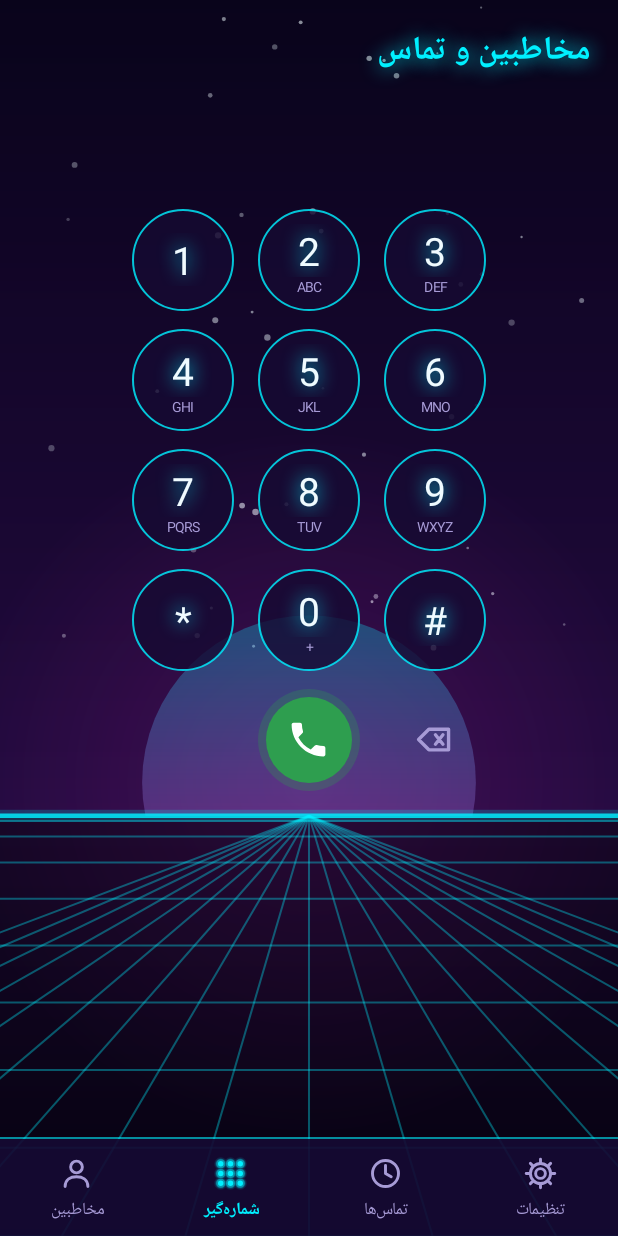
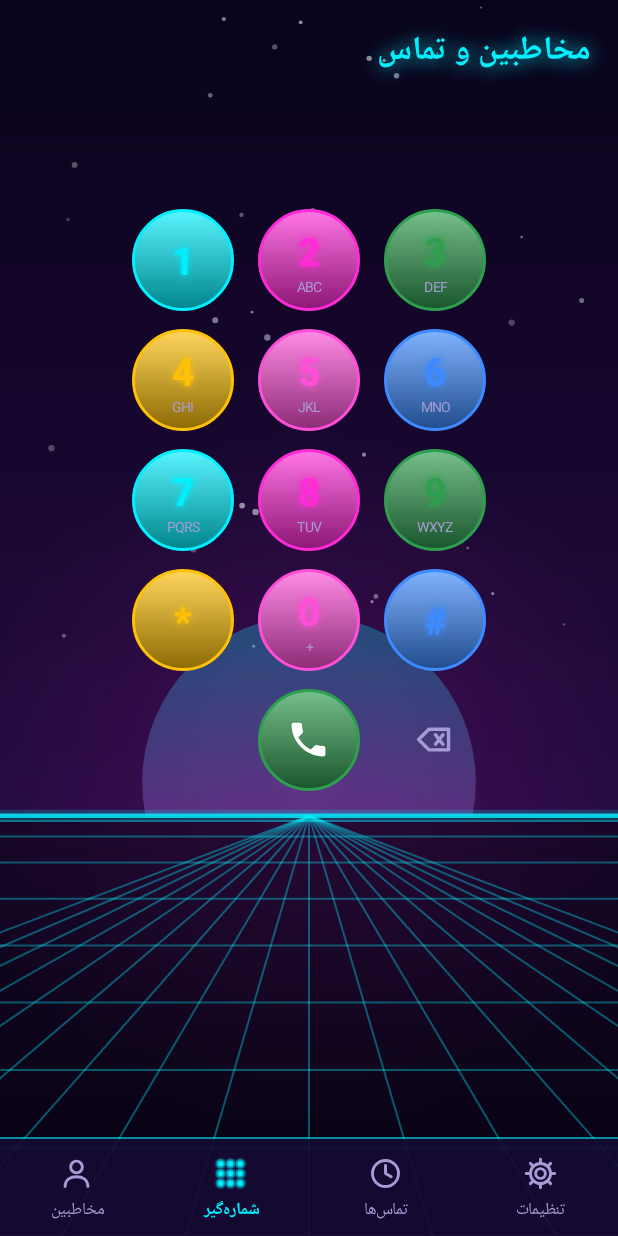
Before and after one commit to ssoo144123-netizen/DialerTheme-1, an Android app: the screen it shows after launch (MainActivity), after a tap on "شماره‌گیر", on a phone screen of 412 x 824 dp. Run offline under Robolectric (Android 15) with nearby library versions, the phone set to English and light mode, and no system bars.

Commit message:
Update MainActivity.java

```diff
--- a/app/src/main/java/com/example/dialertheme/MainActivity.java
+++ b/app/src/main/java/com/example/dialertheme/MainActivity.java
@@ -8,6 +8,9 @@ import android.content.pm.PackageManager;
 import android.database.Cursor;
 import android.graphics.Color;
 import android.graphics.Typeface;
+import android.text.Spannable;
+import android.text.SpannableString;
+import android.text.style.ForegroundColorSpan;
 import android.graphics.drawable.GradientDrawable;
 import android.net.Uri;
 import android.os.Build;
@@ -447,8 +450,38 @@ public class MainActivity extends Activity {
 
     // ----------------------------------------------------------------- keypad
 
+    private int[] keyPalette() {
+        return new int[]{t.primary, t.accent, AppTheme.GREEN, 0xFFFFC107, 0xFFFF4FD8, 0xFF3D8BFF};
+    }
+
+    private CharSequence colorize(String s) {
+        SpannableString sp = new SpannableString(s);
+        int[] pal = keyPalette();
+        for (int i = 0; i < s.length(); i++) {
+            sp.setSpan(new ForegroundColorSpan(pal[i % pal.length]), i, i + 1,
+                    Spannable.SPAN_EXCLUSIVE_EXCLUSIVE);
+        }
+        return sp;
+    }
+
     private void updateDial() {
-        if (dialDisplay != null) dialDisplay.setText(dialNumber);
+        if (dialDisplay != null) dialDisplay.setText(colorize(dialNumber));
+    }
+
+    private static int mix(int a, int b, float f) {
+        int r = (int) (((a >> 16) & 0xFF) * (1 - f) + ((b >> 16) & 0xFF) * f);
+        int g = (int) (((a >> 8) & 0xFF) * (1 - f) + ((b >> 8) & 0xFF) * f);
+        int bl = (int) ((a & 0xFF) * (1 - f) + (b & 0xFF) * f);
+        return 0xFF000000 | (r << 16) | (g << 8) | bl;
+    }
+
+    /** دکمه‌ی سه‌بعدی: گرادیان روشن به تیره + حاشیه‌ی رنگی */
+    private GradientDrawable key3d(int color) {
+        GradientDrawable g = new GradientDrawable(GradientDrawable.Orientation.TOP_BOTTOM,
+                new int[]{mix(color, 0xFFFFFFFF, 0.35f), mix(color, 0xFF000000, 0.45f)});
+        g.setShape(GradientDrawable.OVAL);
+        g.setStroke(Ui.dp(this, 2), color);
+        return g;
     }
 
     private String subFor(String k) {
@@ -466,14 +499,17 @@ public class MainActivity extends Activity {
         }
     }
 
-    private View keyView(final String k) {
+    private View keyView(final String k, int idx) {
+        int[] pal = keyPalette();
+        int color = pal[idx % pal.length];
         LinearLayout v = new LinearLayout(this);
         v.setOrientation(LinearLayout.VERTICAL);
         v.setGravity(Gravity.CENTER);
-        v.setBackground(Ui.keyBg(this, t));
-        TextView d = Ui.text(this, k, 26, t.text);
+        v.setBackground(key3d(color));
+        TextView d = Ui.text(this, k, 26, color);
+        d.setTypeface(null, Typeface.BOLD);
         d.setGravity(Gravity.CENTER);
-        Ui.glowText(d, t.primary, t);
+        if (t.neon) d.setShadowLayer(6f, 0f, 0f, color);
         v.addView(d);
         String sub = subFor(k);
         if (!sub.isEmpty()) {
@@ -522,14 +558,16 @@ public class MainActivity extends Activity {
         dialDisplay.setSingleLine(true);
         dialDisplay.setEllipsize(TextUtils.TruncateAt.START);
         dialDisplay.setMinHeight(dp(64));
-        Ui.glowText(dialDisplay, t.primary, t);
+        if (t.neon) dialDisplay.setShadowLayer(6f, 0f, 0f, t.primary);
+        updateDial();
         box.addView(dialDisplay, new LinearLayout.LayoutParams(MATCH, WRAP));
 
         String[][] keys = {{"1", "2", "3"}, {"4", "5", "6"}, {"7", "8", "9"}, {"*", "0", "#"}};
+        int keyIdx = 0;
         for (String[] rowKeys : keys) {
             LinearLayout r = new LinearLayout(this);
             r.setGravity(Gravity.CENTER);
-            for (String k : rowKeys) r.addView(keyView(k), keyLp());
+            for (String k : rowKeys) r.addView(keyView(k, keyIdx++), keyLp());
             box.addView(r);
         }
 
@@ -539,7 +577,7 @@ public class MainActivity extends Activity {
 
         LinearLayout call = new LinearLayout(this);
         call.setGravity(Gravity.CENTER);
-        call.setBackground(Ui.glowButton(this, AppTheme.GREEN));
+        call.setBackground(key3d(AppTheme.GREEN));
         call.addView(new IconView(this, IconView.PHONE, Color.WHITE, false),
                 new LinearLayout.LayoutParams(dp(30), dp(30)));
         call.setOnClickListener(new View.OnClickListener() {
```
